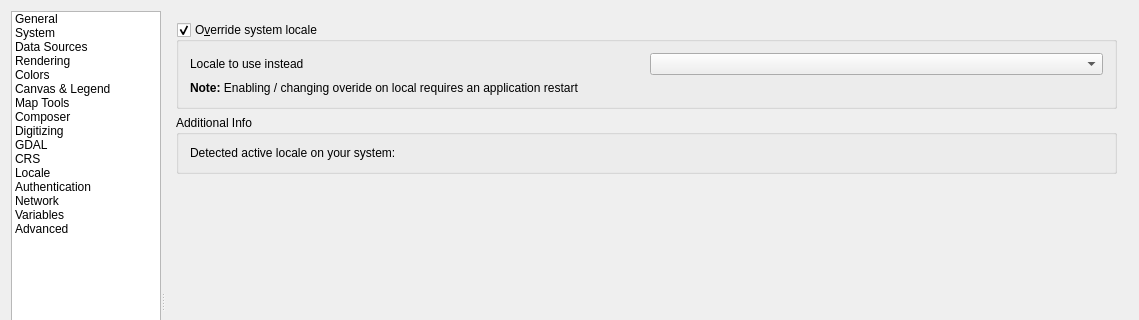
First picture: the form in src/ui/qgsoptionsbase.ui, repository qgis/QGIS, before the edit; both pictures show x 0 to 1139 and y 0 to 320 of the 1139 by 629 pixel window.
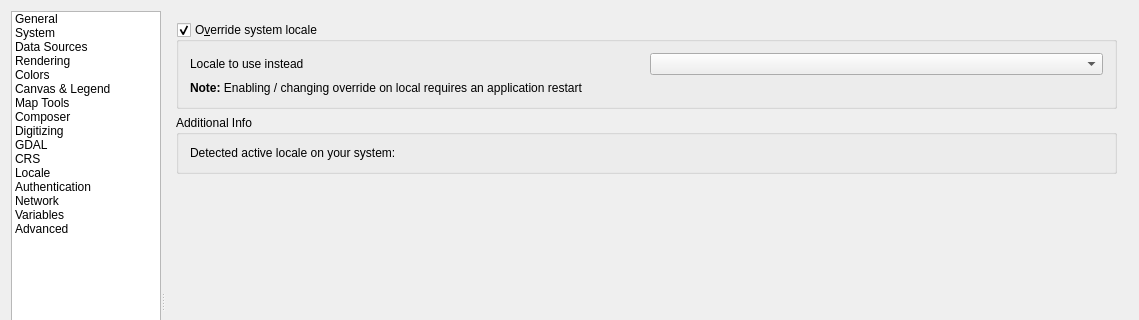
Second picture: the form after the edit. The open tabs and pages were chosen to show the change. Icons and pictures are not drawn. Custom widgets are drawn as their Qt base class.

Patch:
```diff
--- a/src/ui/qgsoptionsbase.ui
+++ b/src/ui/qgsoptionsbase.ui
@@ -4620,7 +4620,7 @@
                   <item row="1" column="0" colspan="2">
                    <widget class="QLabel" name="label_7">
                     <property name="text">
-                     <string>&lt;b&gt;Note:&lt;/b&gt; Enabling / changing overide on local requires an application restart</string>
+                     <string>&lt;b&gt;Note:&lt;/b&gt; Enabling / changing override on local requires an application restart</string>
                     </property>
                     <property name="wordWrap">
                      <bool>true</bool>
```
